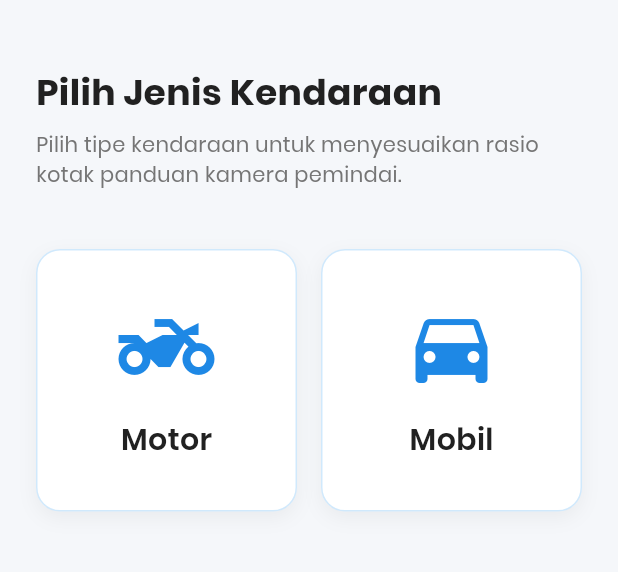
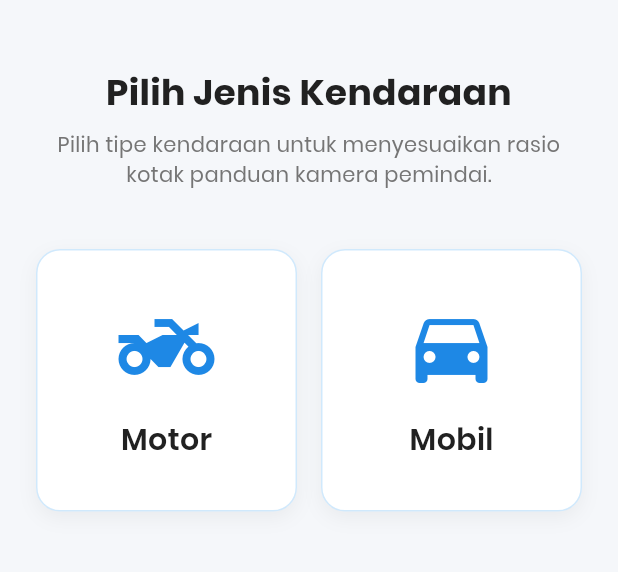
Before and after one commit to williamjohan/parkir-digital-bapenda, a Flutter app: the HomePage screen opened by its route, on a phone screen of 412 x 824 dp, the part 84-656 px from its top. Run offline on Flutter 3.47's test engine with Material 3 defaults, Android fonts, the phone set to English and light mode, and no system bars; our stand-ins replace camera, dartz, dio, equatable, flutter_bloc, flutter_dotenv and 7 more; missing offline and left inert: google_mlkit_text_recognition; accounts and stored records are empty.

Commit message:
fix : enhance UI home_page and design component

```diff
--- a/lib/core/design_system/components/pb_text_field.dart
+++ b/lib/core/design_system/components/pb_text_field.dart
@@ -48,12 +48,14 @@
             FilteringTextInputFormatter.allow(RegExp(r'[A-Z0-9 ]')),
           ],
           style: AppTypography.heading2.copyWith(
+            fontSize: 20,
             letterSpacing: 2,
             color: enabled ? AppColors.textPrimary : AppColors.textHint,
           ),
           decoration: InputDecoration(
             hintText: hintText,
             hintStyle: AppTypography.bodyRegular.copyWith(
+              fontSize: 11,
               color: AppColors.textHint,
             ),
             filled: true,
--- a/lib/features/home/persentation/pages/home_page.dart
+++ b/lib/features/home/persentation/pages/home_page.dart
@@ -61,12 +61,13 @@
           body: Padding(
             padding: const EdgeInsets.all(24.0),
             child: Column(
-              crossAxisAlignment: CrossAxisAlignment.start,
+              crossAxisAlignment: CrossAxisAlignment.center,
               children: [
                 const SizedBox(height: 20),
                 const Text(
                   'Pilih Jenis Kendaraan',
                   style: AppTypography.heading1,
+                  textAlign: TextAlign.center,
                 ),
                 const SizedBox(height: 8),
                 Text(
@@ -74,6 +75,7 @@
                   style: AppTypography.bodyRegular.copyWith(
                     color: AppColors.textSecondary,
                   ),
+                  textAlign: TextAlign.center,
                 ),
                 const SizedBox(height: 40),
                 Row(
```
